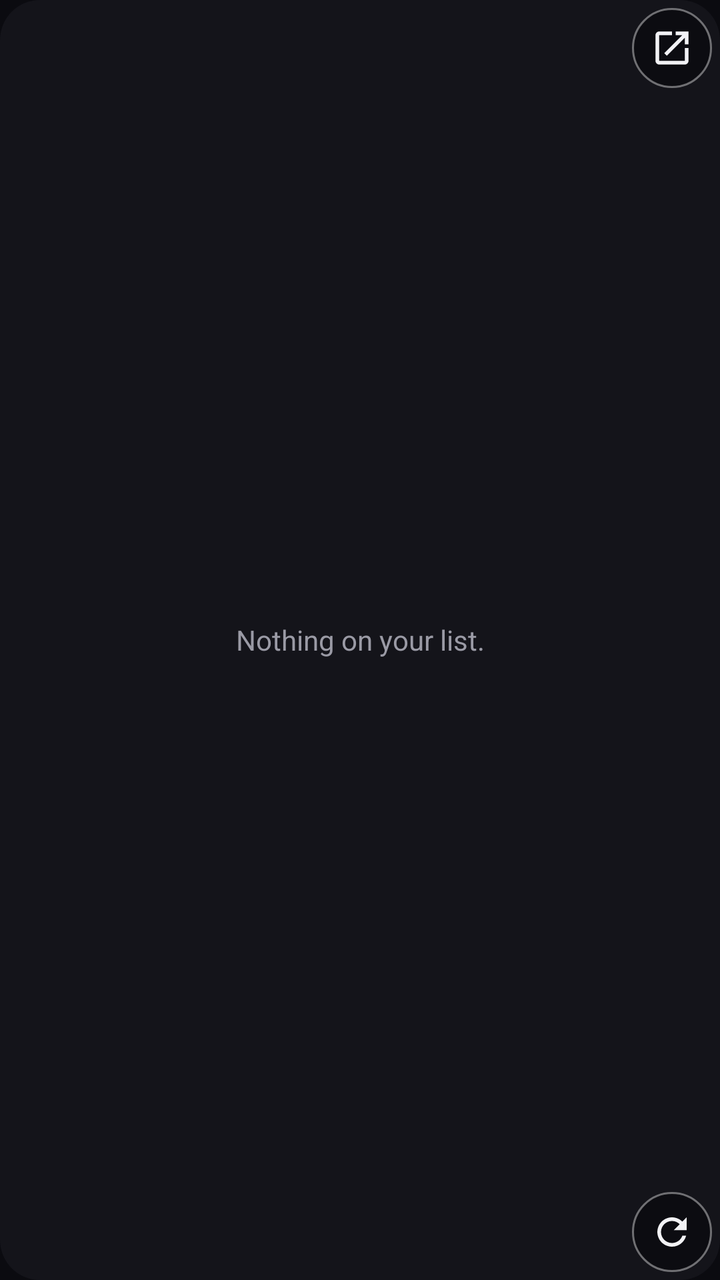
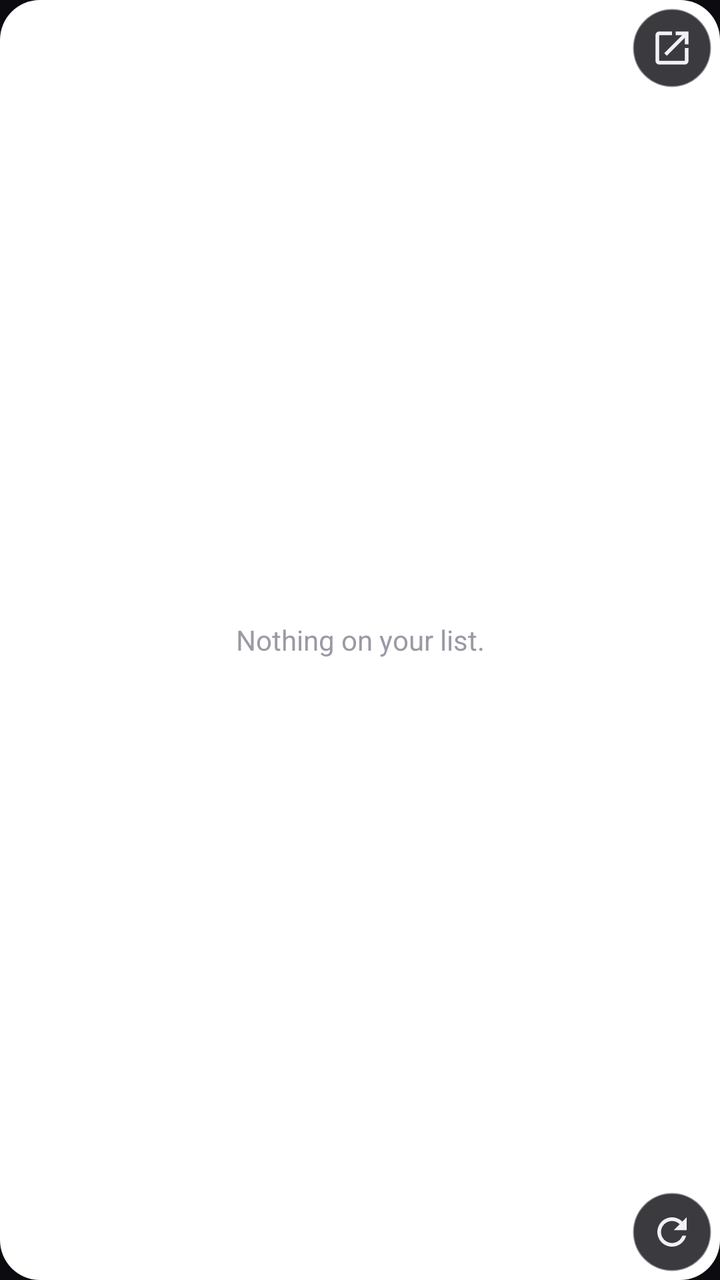

An Android layout rendered at two revisions. The XML below is the earlier revision; the diff shows what the commit changed to produce the second picture.
<!-- AndroidManifest.xml: application theme Theme.TurboKeep -->
<!-- res/layout/widget_tasks.xml -->
<?xml version="1.0" encoding="utf-8"?>
<FrameLayout xmlns:android="http://schemas.android.com/apk/res/android"
    android:layout_width="match_parent"
    android:layout_height="match_parent"
    android:background="@drawable/widget_bg">

    
    <FrameLayout
        android:id="@+id/list_area"
        android:layout_width="match_parent"
        android:layout_height="match_parent">

        <ListView
            android:id="@+id/list"
            android:layout_width="match_parent"
            android:layout_height="match_parent"
            android:clipToPadding="false"
            android:divider="@null"
            android:dividerHeight="0dp"
            android:paddingStart="4dp"
            android:paddingTop="4dp"
            android:paddingEnd="4dp"
            android:paddingBottom="4dp"
            android:scrollbars="none" />

        <TextView
            android:id="@+id/empty"
            android:layout_width="match_parent"
            android:layout_height="match_parent"
            android:gravity="center"
            android:padding="24dp"
            android:text="Nothing on your list."
            android:textColor="@color/widget_muted"
            android:textSize="14sp" />

        
        <ImageView
            android:id="@+id/open"
            android:layout_width="40dp"
            android:layout_height="40dp"
            android:layout_gravity="top|end"
            android:layout_margin="4dp"
            android:background="@drawable/widget_fab_bg"
            android:contentDescription="Open"
            android:padding="9dp"
            android:src="@drawable/ic_w_open" />

        
        <ImageView
            android:id="@+id/refresh"
            android:layout_width="40dp"
            android:layout_height="40dp"
            android:layout_gravity="bottom|end"
            android:layout_margin="4dp"
            android:background="@drawable/widget_fab_bg"
            android:contentDescription="Refresh"
            android:padding="9dp"
            android:src="@drawable/ic_w_refresh" />

        <ProgressBar
            android:id="@+id/refresh_spin"
            style="?android:attr/progressBarStyleSmall"
            android:layout_width="40dp"
            android:layout_height="40dp"
            android:layout_gravity="bottom|end"
            android:layout_margin="4dp"
            android:background="@drawable/widget_fab_bg"
            android:indeterminate="true"
            android:indeterminateTint="@color/widget_accent"
            android:padding="8dp"
            android:visibility="gone" />
    </FrameLayout>

    
    <FrameLayout
        android:id="@+id/detail_area"
        android:layout_width="match_parent"
        android:layout_height="match_parent"
        android:visibility="gone">

        <LinearLayout
            android:id="@+id/detail_text"
            android:layout_width="match_parent"
            android:layout_height="match_parent"
            android:orientation="vertical"
            android:paddingStart="14dp"
            android:paddingTop="12dp"
            android:paddingEnd="14dp"
            android:paddingBottom="12dp">

            <TextView
                android:id="@+id/detail_title"
                android:layout_width="match_parent"
                android:layout_height="wrap_content"
                android:ellipsize="end"
                android:includeFontPadding="false"
                android:maxLines="30"
                android:paddingEnd="96dp"
                android:textColor="@color/widget_text"
                android:textSize="17sp"
                android:textStyle="bold" />

            <TextView
                android:id="@+id/detail_meta"
                android:layout_width="match_parent"
                android:layout_height="wrap_content"
                android:layout_marginTop="2dp"
                android:includeFontPadding="false"
                android:textColor="@color/widget_muted"
                android:textSize="11sp" />

            <TextView
                android:id="@+id/detail_desc"
                android:layout_width="match_parent"
                android:layout_height="0dp"
                android:layout_marginTop="8dp"
                android:layout_weight="1"
                android:ellipsize="end"
                android:includeFontPadding="false"
                android:textColor="@color/widget_text"
                android:textSize="13sp" />
        </LinearLayout>

        
        <TextView
            android:id="@+id/detail_done"
            android:layout_width="wrap_content"
            android:layout_height="36dp"
            android:layout_gravity="top|end"
            android:layout_margin="8dp"
            android:background="@drawable/widget_pill"
            android:gravity="center"
            android:paddingStart="14dp"
            android:paddingEnd="14dp"
            android:text="Archive"
            android:textColor="@color/widget_btn_text"
            android:textSize="13sp"
            android:textStyle="bold" />

        <TextView
            android:id="@+id/detail_send"
            android:layout_width="wrap_content"
            android:layout_height="36dp"
            android:layout_gravity="bottom|end"
            android:layout_margin="8dp"
            android:background="@drawable/widget_pill_secondary"
            android:gravity="center"
            android:paddingStart="14dp"
            android:paddingEnd="14dp"
            android:text="Send to tags"
            android:textColor="@color/widget_text"
            android:textSize="13sp"
            android:textStyle="bold" />
    </FrameLayout>
</FrameLayout>
<!-- resources referenced by this layout -->
<resources>
  <color name="widget_accent">#FFFFB020</color>
  <color name="widget_btn_text">#FF1A1206</color>
  <color name="widget_muted">#FF9A9AA5</color>
  <color name="widget_text">#FFF2F2F5</color>
  <!-- drawable ic_w_open (drawable) -->
  <?xml version="1.0" encoding="utf-8"?>
  <vector xmlns:android="http://schemas.android.com/apk/res/android" android:width="24dp" android:height="24dp" android:viewportWidth="24" android:viewportHeight="24">
      <path android:fillColor="#FFF2F2F5" android:pathData="M19,19H5V5h7V3H5c-1.11,0 -2,0.9 -2,2v14c0,1.1 0.89,2 2,2h14c1.1,0 2,-0.9 2,-2v-7h-2v7zM14,3v2h3.59l-9.83,9.83 1.41,1.41L19,6.41V10h2V3h-7z" />
  </vector>
  <!-- drawable ic_w_refresh (drawable) -->
  <?xml version="1.0" encoding="utf-8"?>
  <vector xmlns:android="http://schemas.android.com/apk/res/android" android:width="24dp" android:height="24dp" android:viewportWidth="24" android:viewportHeight="24">
      <path android:fillColor="#FFF2F2F5" android:pathData="M17.65,6.35C16.2,4.9 14.21,4 12,4c-4.42,0 -7.99,3.58 -7.99,8s3.57,8 7.99,8c3.73,0 6.84,-2.55 7.73,-6h-2.08c-0.82,2.33 -3.04,4 -5.65,4 -3.31,0 -6,-2.69 -6,-6s2.69,-6 6,-6c1.66,0 3.14,0.69 4.22,1.78L13,11h7V4l-2.35,2.35z" />
  </vector>
  <!-- drawable widget_bg (drawable) -->
  <?xml version="1.0" encoding="utf-8"?>
  <shape xmlns:android="http://schemas.android.com/apk/res/android" android:shape="rectangle">
      <solid android:color="@color/widget_bg" />
      <corners android:radius="20dp" />
  </shape>
  <!-- drawable widget_fab_bg (drawable) -->
  <?xml version="1.0" encoding="utf-8"?>
  <shape xmlns:android="http://schemas.android.com/apk/res/android" android:shape="oval">
      <solid android:color="#CC0B0B10" />
      <stroke android:width="1dp" android:color="#66FFFFFF" />
  </shape>
  <!-- drawable widget_pill (drawable) -->
  <?xml version="1.0" encoding="utf-8"?>
  <shape xmlns:android="http://schemas.android.com/apk/res/android" android:shape="rectangle">
      <solid android:color="@color/widget_accent" />
      <corners android:radius="18dp" />
  </shape>
  <!-- drawable widget_pill_secondary (drawable) -->
  <?xml version="1.0" encoding="utf-8"?>
  <shape xmlns:android="http://schemas.android.com/apk/res/android" android:shape="rectangle">
      <solid android:color="#E61D1D25" />
      <stroke android:width="1dp" android:color="#88FFFFFF" />
      <corners android:radius="18dp" />
  </shape>
  <style name="Theme.TurboKeep" parent="Theme.AppCompat.DayNight.NoActionBar">
          <item name="android:windowBackground">@color/keep_bg</item>
          <item name="android:statusBarColor">@android:color/transparent</item>
          <item name="android:navigationBarColor">@android:color/transparent</item>
      </style>
  <color name="widget_bg">#EE15151B</color>
  <color name="keep_bg">#FF0B0B10</color>
</resources>

<!-- the commit's change to res/layout/widget_tasks.xml (unified diff, before → after) -->
@@ -1,8 +1,14 @@
 <?xml version="1.0" encoding="utf-8"?>
 <FrameLayout xmlns:android="http://schemas.android.com/apk/res/android"
     android:layout_width="match_parent"
-    android:layout_height="match_parent"
-    android:background="@drawable/widget_bg">
+    android:layout_height="match_parent">
+
+    <ImageView
+        android:id="@+id/bg"
+        android:layout_width="match_parent"
+        android:layout_height="match_parent"
+        android:scaleType="fitXY"
+        android:src="@drawable/widget_bg_md" />
 
     
     <FrameLayout
@@ -122,34 +128,58 @@
         </LinearLayout>
 
         
-        <TextView
+        <FrameLayout
             android:id="@+id/detail_done"
             android:layout_width="wrap_content"
             android:layout_height="36dp"
             android:layout_gravity="top|end"
-            android:layout_margin="8dp"
-            android:background="@drawable/widget_pill"
-            android:gravity="center"
-            android:paddingStart="14dp"
-            android:paddingEnd="14dp"
-            android:text="Archive"
-            android:textColor="@color/widget_btn_text"
-            android:textSize="13sp"
-            android:textStyle="bold" />
+            android:layout_margin="8dp">
 
-        <TextView
+            <ImageView
+                android:id="@+id/detail_done_bg"
+                android:layout_width="match_parent"
+                android:layout_height="match_parent"
+                android:scaleType="fitXY"
+                android:src="@drawable/widget_pill_fill" />
+
+            <TextView
+                android:id="@+id/detail_done_label"
+                android:layout_width="wrap_content"
+                android:layout_height="match_parent"
+                android:gravity="center"
+                android:paddingStart="14dp"
+                android:paddingEnd="14dp"
+                android:text="Archive"
+                android:textColor="@color/widget_btn_text"
+                android:textSize="13sp"
+                android:textStyle="bold" />
+        </FrameLayout>
+
+        <FrameLayout
             android:id="@+id/detail_send"
             android:layout_width="wrap_content"
             android:layout_height="36dp"
             android:layout_gravity="bottom|end"
-            android:layout_margin="8dp"
-            android:background="@drawable/widget_pill_secondary"
-            android:gravity="center"
-            android:paddingStart="14dp"
-            android:paddingEnd="14dp"
-            android:text="Send to tags"
-            android:textColor="@color/widget_text"
-            android:textSize="13sp"
-            android:textStyle="bold" />
+            android:layout_margin="8dp">
+
+            <ImageView
+                android:id="@+id/detail_send_bg"
+                android:layout_width="match_parent"
+                android:layout_height="match_parent"
+                android:scaleType="fitXY"
+                android:src="@drawable/widget_pill_fill" />
+
+            <TextView
+                android:id="@+id/detail_send_label"
+                android:layout_width="wrap_content"
+                android:layout_height="match_parent"
+                android:gravity="center"
+                android:paddingStart="14dp"
+                android:paddingEnd="14dp"
+                android:text="Send to tags"
+                android:textColor="@color/widget_text"
+                android:textSize="13sp"
+                android:textStyle="bold" />
+        </FrameLayout>
     </FrameLayout>
 </FrameLayout>
<!-- resource entries referenced after the edit -->
@@ -14,10 +14,10 @@
   <vector xmlns:android="http://schemas.android.com/apk/res/android" android:width="24dp" android:height="24dp" android:viewportWidth="24" android:viewportHeight="24">
       <path android:fillColor="#FFF2F2F5" android:pathData="M17.65,6.35C16.2,4.9 14.21,4 12,4c-4.42,0 -7.99,3.58 -7.99,8s3.57,8 7.99,8c3.73,0 6.84,-2.55 7.73,-6h-2.08c-0.82,2.33 -3.04,4 -5.65,4 -3.31,0 -6,-2.69 -6,-6s2.69,-6 6,-6c1.66,0 3.14,0.69 4.22,1.78L13,11h7V4l-2.35,2.35z" />
   </vector>
-  <!-- drawable widget_bg (drawable) -->
+  <!-- drawable widget_bg_md (drawable) -->
   <?xml version="1.0" encoding="utf-8"?>
   <shape xmlns:android="http://schemas.android.com/apk/res/android" android:shape="rectangle">
-      <solid android:color="@color/widget_bg" />
+      <solid android:color="#FFFFFFFF" />
       <corners android:radius="20dp" />
   </shape>
   <!-- drawable widget_fab_bg (drawable) -->
@@ -26,17 +26,10 @@
       <solid android:color="#CC0B0B10" />
       <stroke android:width="1dp" android:color="#66FFFFFF" />
   </shape>
-  <!-- drawable widget_pill (drawable) -->
+  <!-- drawable widget_pill_fill (drawable) -->
   <?xml version="1.0" encoding="utf-8"?>
   <shape xmlns:android="http://schemas.android.com/apk/res/android" android:shape="rectangle">
-      <solid android:color="@color/widget_accent" />
-      <corners android:radius="18dp" />
-  </shape>
-  <!-- drawable widget_pill_secondary (drawable) -->
-  <?xml version="1.0" encoding="utf-8"?>
-  <shape xmlns:android="http://schemas.android.com/apk/res/android" android:shape="rectangle">
-      <solid android:color="#E61D1D25" />
-      <stroke android:width="1dp" android:color="#88FFFFFF" />
+      <solid android:color="#FFFFFFFF" />
       <corners android:radius="18dp" />
   </shape>
   <style name="Theme.TurboKeep" parent="Theme.AppCompat.DayNight.NoActionBar">
@@ -44,7 +37,6 @@
           <item name="android:statusBarColor">@android:color/transparent</item>
           <item name="android:navigationBarColor">@android:color/transparent</item>
       </style>
-  <color name="widget_bg">#EE15151B</color>
   <color name="keep_bg">#FF0B0B10</color>
 </resources>
 
